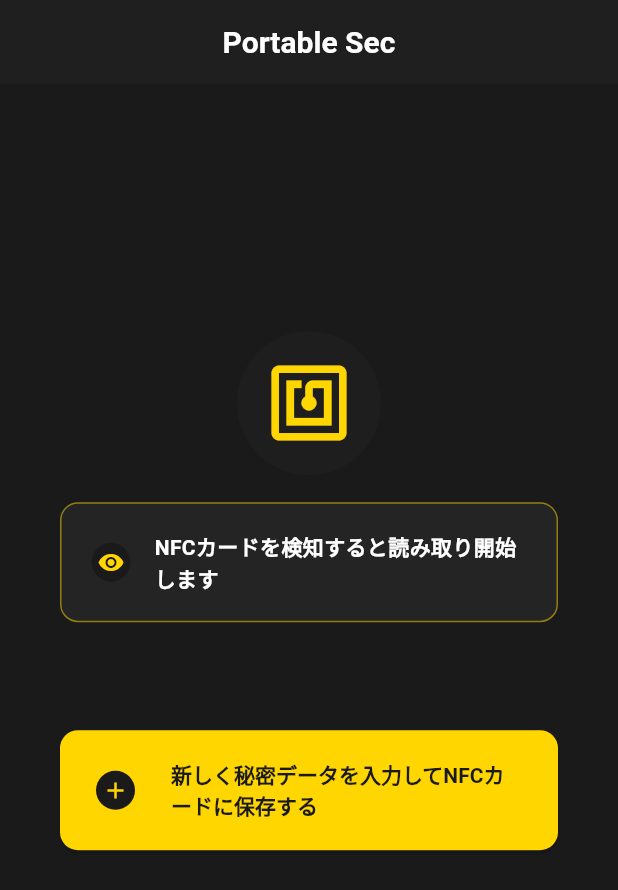
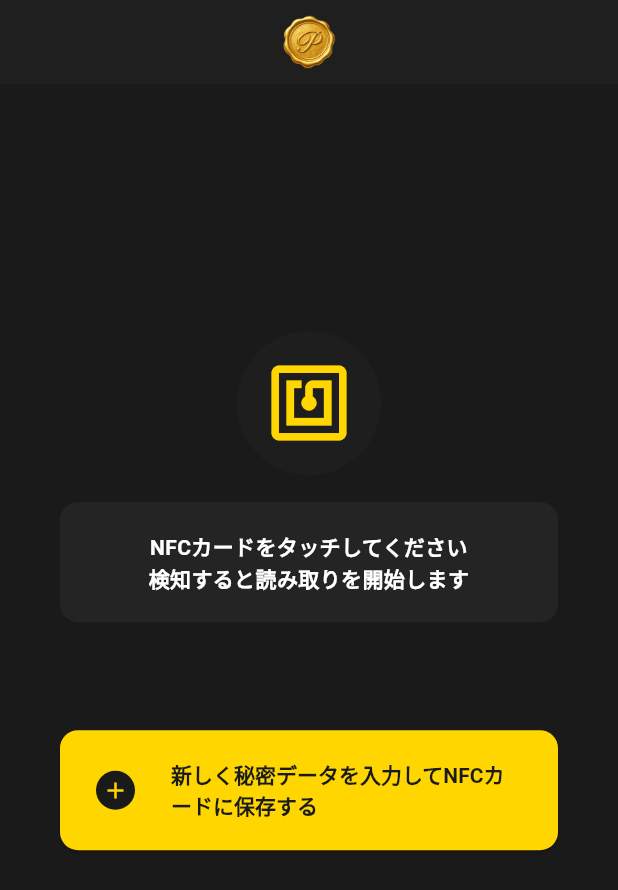
Before and after one commit to tartnejp/portable_secret, a Flutter app: the screen it shows after launch, after a tap on the "nfc" icon, on a phone screen of 412 x 824 dp. Shown: the top 890 px of the screen. Run offline on Flutter 3.47's test engine with Material 3 defaults, Android fonts, the phone set to English and light mode, and no system bars; our stand-ins replace flutter_riverpod, freezed_annotation, go_router, google_fonts, package_info_plus, plugin_platform_interface and 2 more; missing offline and left inert: encrypt, nfc_manager, nfc_manager_ndef; generated files the repository leaves out were written again.

Commit message:
0228 0.40 new version format

```diff
--- a/lib/application/providers/creation_providers.dart
+++ b/lib/application/providers/creation_providers.dart
@@ -55,7 +55,9 @@ class CreationNotifier extends _$CreationNotifier {
   ///
   /// Use [NfcService.startSession()] + [listenNfcDetection<GenericNfcDetected>] instead,
   /// as done in [CapacityCheckPage].
-  @Deprecated('Use startSession() + listenNfcDetection<GenericNfcDetected> instead')
+  @Deprecated(
+    'Use startSession() + listenNfcDetection<GenericNfcDetected> instead',
+  )
   Future<void> startCapacityScan({void Function(String)? onError}) async {
     final nfc = ref.read(nfcServiceProvider);
     state = state.copyWith(error: "タグをタッチしてください...");
@@ -68,7 +70,11 @@ class CreationNotifier extends _$CreationNotifier {
       final ndef = data!.ndef;
       int capacity = ndef?.maxSize ?? 137;
 
-      state = state.copyWith(maxCapacity: capacity, step: CreationStep.inputData, error: null);
+      state = state.copyWith(
+        maxCapacity: capacity,
+        step: CreationStep.inputData,
+        error: null,
+      );
     } catch (e) {
       state = state.copyWith(error: "NFCエラー: $e");
     }
@@ -165,7 +171,15 @@ class CreationNotifier extends _$CreationNotifier {
       state = state.copyWith(error: "1つ以上のデータを登録してください");
       return;
     }
-    state = state.copyWith(step: CreationStep.lockConfig, error: null);
+    state = state.copyWith(
+      step: CreationStep.lockConfig,
+      error: null,
+      isConfirming: false,
+      lockInput: "",
+      firstInput: "",
+      isLockSecondStage: false,
+      tempFirstLockInput: "",
+    );
   }
 
   // --- Step 4: Lock Config ---
@@ -182,7 +196,12 @@ class CreationNotifier extends _$CreationNotifier {
   }
 
   void retryLockInput() {
-    state = state.copyWith(isConfirming: false, lockInput: "", firstInput: "", error: null);
+    state = state.copyWith(
+      isConfirming: false,
+      lockInput: "",
+      firstInput: "",
+      error: null,
+    );
   }
 
   void nextFromLockConfig() {
@@ -193,7 +212,8 @@ class CreationNotifier extends _$CreationNotifier {
     }
 
     if ((state.selectedType == LockType.pin ||
-            (state.selectedType == LockType.patternAndPin && state.isLockSecondStage)) &&
+            (state.selectedType == LockType.patternAndPin &&
+                state.isLockSecondStage)) &&
         !RegExp(r'^\d+$').hasMatch(state.lockInput)) {
       state = state.copyWith(error: "PINは数字のみで入力してください");
       return;
@@ -209,8 +229,12 @@ class CreationNotifier extends _$CreationNotifier {
     } else {
       if (state.lockInput != state.firstInput) {
         if (state.selectedType == LockType.pattern ||
-            (state.selectedType == LockType.patternAndPin && !state.isLockSecondStage)) {
-          state = state.copyWith(error: "パターンが一致しません。再度入力してください", lockInput: "");
+            (state.selectedType == LockType.patternAndPin &&
+                !state.isLockSecondStage)) {
+          state = state.copyWith(
+            error: "パターンが一致しません。再度入力してください",
+            lockInput: "",
+          );
         } else {
           state = state.copyWith(
             error: "入力内容が一致しません。最初からやり直してください。",
@@ -223,7 +247,8 @@ class CreationNotifier extends _$CreationNotifier {
       }
 
       // Verification Successful
-      if (state.selectedType == LockType.patternAndPin && !state.isLockSecondStage) {
+      if (state.selectedType == LockType.patternAndPin &&
+          !state.isLockSecondStage) {
         // Pattern verified, move to PIN
         state = state.copyWith(
           isLockSecondStage: true,
@@ -281,7 +306,9 @@ class CreationNotifier extends _$CreationNotifier {
       // Check capacity
       // We use CapacityCalculator for pre-check, but here we can also just check the final payload + estimated NDEF overhead.
       // Or simply trust the exact calculation.
-      final estimatedTotal = CapacityCalculator.calculateTotalBytes(state.items);
+      final estimatedTotal = CapacityCalculator.calculateTotalBytes(
+        state.items,
+      );
       if (estimatedTotal > state.maxCapacity && state.maxCapacity > 0) {
         state = state.copyWith(
           error: "データサイズが大きすぎます ($estimatedTotal / ${state.maxCapacity} bytes)",
@@ -298,7 +325,9 @@ class CreationNotifier extends _$CreationNotifier {
       void handleWrite() async {
         try {
           final stream = await nfc.startWrite([
-            NfcWriteDataUri(Uri.parse('https://static-site-wzq.pages.dev/unlock')),
+            NfcWriteDataUri(
+              Uri.parse('https://static-site-wzq.pages.dev/unlock'),
+            ),
             NfcWriteDataMime('application/portablesec', payloadBytes),
           ], allowOverwrite: true);
 
--- a/lib/presentation/creation/steps/config_lock_page.dart
+++ b/lib/presentation/creation/steps/config_lock_page.dart
@@ -108,12 +108,27 @@ class ConfigLockPage extends ConsumerWidget {
 
               const Spacer(),
 
-              if (state.selectedType == LockType.password)
-                ElevatedButton(
-                  onPressed: state.lockInput.isNotEmpty
-                      ? notifier.nextFromLockConfig
-                      : null,
-                  child: const Text("次へ"),
+              if (state.selectedType == LockType.password ||
+                  state.selectedType == LockType.pin ||
+                  (state.selectedType == LockType.patternAndPin &&
+                      state.isLockSecondStage))
+                Row(
+                  mainAxisAlignment: MainAxisAlignment.center,
+                  children: [
+                    if (state.isConfirming) ...[
+                      TextButton(
+                        onPressed: notifier.retryLockInput,
+                        child: const Text("やり直す"),
+                      ),
+                      const SizedBox(width: 16),
+                    ],
+                    ElevatedButton(
+                      onPressed: state.lockInput.isNotEmpty
+                          ? notifier.nextFromLockConfig
+                          : null,
+                      child: const Text("次へ"),
+                    ),
+                  ],
                 ),
               const SizedBox(height: 32),
             ],
--- a/lib/presentation/creation/steps/input_data_page.dart
+++ b/lib/presentation/creation/steps/input_data_page.dart
@@ -249,7 +249,7 @@ class _InputDataPageState extends ConsumerState<InputDataPage> {
             const Align(
               alignment: Alignment.centerLeft,
               child: Text(
-                "ロック解除時の方式（パスワード/PIN/パターン）選択",
+                "ロック解除時の方式の選択有無",
                 style: TextStyle(fontWeight: FontWeight.bold),
               ),
             ),
--- a/lib/presentation/creation/steps/write_tag_page.dart
+++ b/lib/presentation/creation/steps/write_tag_page.dart
@@ -9,6 +9,7 @@ import 'package:portable_sec/presentation/widgets/appscaffold.dart';
 import '../../../application/providers/creation_providers.dart';
 import '../../../application/providers/mock_providers.dart';
 import '../../../router_provider.dart';
+import '../../app_colors.dart';
 
 class WriteTagPage extends ConsumerStatefulWidget {
   const WriteTagPage({super.key});
@@ -84,11 +85,14 @@ class _WriteTagPageState extends ConsumerState<WriteTagPage> {
             mainAxisAlignment: MainAxisAlignment.center,
             crossAxisAlignment: CrossAxisAlignment.center,
             children: [
-              const Icon(Icons.nfc, size: 100, color: Colors.orange),
+              const Icon(Icons.nfc, size: 60, color: AppColors.accent),
               const SizedBox(height: 24),
               NfcSessionTriggerWidget(
                 instructionText: "NFCカードをタッチしてください\n(書き込み待機中...)",
                 buttonText: "書き込み開始",
+                showIcon: false,
+                centerText: true,
+                fontSize: 18,
                 onStartSession: (onError) {
                   final isMock = ref.read(mockNfcWriteModeProvider);
                   if (isMock) {
--- a/lib/presentation/home/home_screen.dart
+++ b/lib/presentation/home/home_screen.dart
@@ -16,6 +16,7 @@ import '../../domain/value_objects/lock_method.dart';
 import '../../infrastructure/repositories/draft_repository_impl.dart';
 import '../../router_provider.dart';
 import '../app_colors.dart';
+import 'widgets/animated_app_bar_title.dart';
 
 class HomeScreen extends ConsumerStatefulWidget {
   const HomeScreen({super.key});
@@ -79,12 +80,12 @@ class _HomeScreenState extends ConsumerState<HomeScreen> with RouteAware {
 
     if (mounted) {
       setState(() {
-        _statusMessage = 'NFCタグをタッチしてください';
+        _statusMessage = 'NFCカードをタッチしてください\n検知すると読み取りを開始します';
       });
     }
   }
 
-  String _statusMessage = 'NFCタグをタッチしてください';
+  String _statusMessage = 'NFCカードをタッチしてください\n検知すると読み取りを開始します';
   final List<String> _debugLog = [];
 
   Future<void> _startMockNfcFlow() async {
@@ -248,7 +249,7 @@ class _HomeScreenState extends ConsumerState<HomeScreen> with RouteAware {
 
     // Optional: Listen for URL Detection
     return AppScaffold(
-      appBar: AppBar(title: const Text('Portable Sec')),
+      appBar: AppBar(title: const AnimatedAppBarTitle(), centerTitle: true),
       body: Column(
         mainAxisAlignment: MainAxisAlignment.center,
         children: [
@@ -256,7 +257,7 @@ class _HomeScreenState extends ConsumerState<HomeScreen> with RouteAware {
           // NFCアイコン（アクセントカラー）
           GestureDetector(
             onTap: () {
-              if (defaultTargetPlatform == TargetPlatform.iOS) {
+              if (defaultTargetPlatform != TargetPlatform.iOS) {
                 return;
               }
               if (_isDebugHighlighted && _isCreationDebugHighlighted) {
@@ -319,7 +320,7 @@ class _HomeScreenState extends ConsumerState<HomeScreen> with RouteAware {
             onStartSession: (onError) {
               if (mounted) {
                 setState(() {
-                  _statusMessage = 'NFCカードを検知すると読み取り開始します';
+                  _statusMessage = 'NFCカードをタッチしてください\n検知すると読み取りを開始します';
                 });
               }
               _addLog('startSession() called');
@@ -406,11 +407,12 @@ class _HomeScreenState extends ConsumerState<HomeScreen> with RouteAware {
                   }
                 },
                 style: ElevatedButton.styleFrom(
-                  backgroundColor: AppColors.accent,
-                  foregroundColor: AppColors.background,
-                  side: _isCreationDebugHighlighted
-                      ? const BorderSide(color: Colors.white, width: 4)
-                      : BorderSide.none,
+                  backgroundColor: _isCreationDebugHighlighted
+                      ? AppColors.accent.withValues(alpha: 0.5)
+                      : AppColors.accent,
+                  foregroundColor: _isCreationDebugHighlighted
+                      ? AppColors.background.withValues(alpha: 0.5)
+                      : AppColors.background,
                 ),
                 onPressed: () async {
                   final draftRepo = ref.read(wizardDraftRepositoryProvider);
@@ -426,13 +428,17 @@ class _HomeScreenState extends ConsumerState<HomeScreen> with RouteAware {
                 },
                 icon: Container(
                   padding: const EdgeInsets.all(4),
-                  decoration: const BoxDecoration(
-                    color: AppColors.background,
+                  decoration: BoxDecoration(
+                    color: _isCreationDebugHighlighted
+                        ? AppColors.background.withValues(alpha: 0.5)
+                        : AppColors.background,
                     shape: BoxShape.circle,
                   ),
-                  child: const Icon(
+                  child: Icon(
                     Icons.add,
-                    color: AppColors.accent,
+                    color: _isCreationDebugHighlighted
+                        ? AppColors.accent.withValues(alpha: 0.5)
+                        : AppColors.accent,
                     size: 18,
                   ),
                 ),
--- /dev/null
+++ b/lib/presentation/home/widgets/animated_app_bar_title.dart
@@ -0,0 +1,143 @@
+import 'package:flutter/material.dart';
+import 'package:google_fonts/google_fonts.dart';
+
+class AnimatedAppBarTitle extends StatefulWidget {
+  const AnimatedAppBarTitle({super.key});
+
+  @override
+  State<AnimatedAppBarTitle> createState() => _AnimatedAppBarTitleState();
+}
+
+class _AnimatedAppBarTitleState extends State<AnimatedAppBarTitle>
+    with SingleTickerProviderStateMixin {
+  late final AnimationController _controller;
+  late final Animation<double> _phase1;
+  late final Animation<double> _phase2;
+
+  final String _titleText = 'PORTABLE SECRET';
+
+  @override
+  void initState() {
+    super.initState();
+    _controller = AnimationController(
+      vsync: this,
+      duration: const Duration(seconds: 7), // 5s delay + 2s animation
+    );
+
+    // Phase 1: 5s to 6s (Text slides to the right and gets clipped)
+    _phase1 = CurveTween(
+      curve: const Interval(5.0 / 7.0, 6.0 / 7.0, curve: Curves.easeIn),
+    ).animate(_controller);
+
+    // Phase 2: 6s to 7s (Container shrinks & Image morphs)
+    _phase2 = CurveTween(
+      curve: const Interval(6.0 / 7.0, 1.0, curve: Curves.easeInOut),
+    ).animate(_controller);
+
+    // アニメーション開始
+    if (mounted) {
+      _controller.forward();
+    }
+  }
+
+  @override
+  void dispose() {
+    _controller.dispose();
+    super.dispose();
+  }
+
+  @override
+  Widget build(BuildContext context) {
+    final textStyle = GoogleFonts.genos(
+      color: Colors.yellow,
+      fontSize: 20,
+      fontWeight: FontWeight.normal,
+      letterSpacing: 2.0,
+    );
+
+    // テキストの描画サイズを計算
+    final textPainter = TextPainter(
+      text: TextSpan(text: _titleText, style: textStyle),
+      textDirection: TextDirection.ltr,
+    )..layout();
+
+    final textWidth = textPainter.width;
+    const spacing = 12.0; // テキストと画像の間のスペース
+    final totalTextContainerWidth = textWidth + spacing;
+
+    return AnimatedBuilder(
+      animation: _controller,
+      builder: (context, child) {
+        return FittedBox(
+          fit: BoxFit.scaleDown,
+          child: Row(
+            mainAxisSize: MainAxisSize.min,
+            crossAxisAlignment: CrossAxisAlignment.center,
+            children: [
+              // Text Area
+              ClipRect(
+                child: Align(
+                  alignment: Alignment.centerLeft,
+                  // Phase 2でコンテナの表示幅を縮小
+                  widthFactor: 1.0 - _phase2.value,
+                  child: SizedBox(
+                    width: totalTextContainerWidth,
+                    height: 36,
+                    child: Transform.translate(
+                      // Phase 1でテキストを右方向へ移動
+                      offset: Offset(
+                        totalTextContainerWidth * _phase1.value,
+                        0,
+                      ),
+                      child: Container(
+                        alignment: Alignment.centerLeft,
+                        padding: const EdgeInsets.only(right: spacing),
+                        child: Text(
+                          _titleText,
+                          style: textStyle,
+                          maxLines: 1,
+                          overflow: TextOverflow.visible,
+                        ),
+                      ),
+                    ),
+                  ),
+                ),
+              ),
+
+              // Image Area
+              SizedBox(
+                width: 36, // AppBarの高さに合わせて調整
+                height: 36,
+                child: Stack(
+                  alignment: Alignment.center,
+                  children: [
+                    // 最初はstamp.pngが表示されている
+                    Opacity(
+                      opacity: 1.0 - _phase2.value,
+                      child: Image.asset(
+                        'assets/stamp.png',
+                        width: 36,
+                        height: 36,
+                        fit: BoxFit.contain,
+                      ),
+                    ),
+                    // Phase 2でstamp_p.pngがフェードイン
+                    Opacity(
+                      opacity: _phase2.value,
+                      child: Image.asset(
+                        'assets/stamp_p.png',
+                        width: 36,
+                        height: 36,
+                        fit: BoxFit.contain,
+                      ),
+                    ),
+                  ],
+                ),
+              ),
+            ],
+          ),
+        );
+      },
+    );
+  }
+}
--- a/lib/presentation/scan/select_unlock_method_screen.dart
+++ b/lib/presentation/scan/select_unlock_method_screen.dart
@@ -11,7 +11,11 @@ class SelectUnlockMethodScreen extends ConsumerWidget {
   final String encryptedText;
   final int capacity;
 
-  const SelectUnlockMethodScreen({super.key, required this.encryptedText, required this.capacity});
+  const SelectUnlockMethodScreen({
+    super.key,
+    required this.encryptedText,
+    required this.capacity,
+  });
 
   @override
   Widget build(BuildContext context, WidgetRef ref) {
@@ -22,15 +26,18 @@ class SelectUnlockMethodScreen extends ConsumerWidget {
       body: Column(
         children: [
           Padding(
-            padding: const EdgeInsets.symmetric(horizontal: 32.0, vertical: 40.0),
+            padding: const EdgeInsets.symmetric(
+              horizontal: 32.0,
+              vertical: 40.0,
+            ),
             child: Text(
-              'このデータを開くには正しい解除方法を指定する必要があります。\n解除方法を選択してください。',
+              'このデータを開くには正しい解除方法を指定する必要があります。\n\n解除方法を選択してください。',
               style: Theme.of(context).textTheme.bodySmall?.copyWith(
                 fontSize: 15,
                 height: 1.6,
                 fontWeight: FontWeight.w500,
               ),
-              textAlign: TextAlign.center,
+              textAlign: TextAlign.left,
             ),
           ),
           Expanded(
@@ -43,19 +50,32 @@ class SelectUnlockMethodScreen extends ConsumerWidget {
                 _UnlockMethodTile(
                   icon: Icons.password_rounded,
                   label: 'パスワード',
-                  onTap: () =>
-                      _navigateTo(context, AppRoute.unlockPassword, LockType.password, extraBase),
+                  onTap: () => _navigateTo(
+                    context,
+                    AppRoute.unlockPassword,
+                    LockType.password,
+                    extraBase,
+                  ),
                 ),
                 _UnlockMethodTile(
                   icon: Icons.pattern_rounded,
                   label: 'パターン',
-                  onTap: () =>
-                      _navigateTo(context, AppRoute.unlockPattern, LockType.pattern, extraBase),
+                  onTap: () => _navigateTo(
+                    context,
+                    AppRoute.unlockPattern,
+                    LockType.pattern,
+                    extraBase,
+                  ),
                 ),
                 _UnlockMethodTile(
                   icon: Icons.pin_rounded,
                   label: 'PIN',
-                  onTap: () => _navigateTo(context, AppRoute.unlockPin, LockType.pin, extraBase),
+                  onTap: () => _navigateTo(
+                    context,
+                    AppRoute.unlockPin,
+                    LockType.pin,
+                    extraBase,
+                  ),
                 ),
                 _UnlockMethodTile(
                   icon: Icons.verified_user_rounded,
@@ -98,7 +118,11 @@ class _UnlockMethodTile extends StatelessWidget {
   final String label;
   final VoidCallback onTap;
 
-  const _UnlockMethodTile({required this.icon, required this.label, required this.onTap});
+  const _UnlockMethodTile({
+    required this.icon,
+    required this.label,
+    required this.onTap,
+  });
 
   @override
   Widget build(BuildContext context) {
@@ -114,7 +138,9 @@ class _UnlockMethodTile extends StatelessWidget {
             color: Theme.of(context).colorScheme.surface,
             borderRadius: BorderRadius.circular(24),
             border: Border.all(
-              color: Theme.of(context).colorScheme.primary.withValues(alpha: 0.30),
+              color: Theme.of(
+                context,
+              ).colorScheme.primary.withValues(alpha: 0.30),
               width: 1.5,
             ),
           ),
@@ -127,10 +153,19 @@ class _UnlockMethodTile extends StatelessWidget {
                   color: Theme.of(context).colorScheme.primary,
                   shape: BoxShape.circle,
                 ),
-                child: Icon(icon, size: 32, color: Theme.of(context).colorScheme.onPrimary),
+                child: Icon(
+                  icon,
+                  size: 32,
+                  color: Theme.of(context).colorScheme.onPrimary,
+                ),
               ),
               const SizedBox(height: 16),
-              Text(label, style: Theme.of(context).textTheme.titleLarge?.copyWith(fontSize: 15)),
+              Text(
+                label,
+                style: Theme.of(
+                  context,
+                ).textTheme.titleLarge?.copyWith(fontSize: 15),
+              ),
             ],
           ),
         ),
--- a/packages/nfc_toolkit/lib/src/ui/nfc_info_button.dart
+++ b/packages/nfc_toolkit/lib/src/ui/nfc_info_button.dart
@@ -13,7 +13,7 @@ import 'package:url_launcher/url_launcher.dart';
 class NfcInfoButton extends StatelessWidget {
   final String message =
       'iPhoneやiPadが反応しないNFCタグがあります。このような場合はデータに関わらず本アプリでも扱えません。'
-      'その際は、NFC Toolsというアプリでタグの初期化を実施の上、書き込みを行ってください。';
+      'その際は、NFC Toolsというアプリでタグの初期化を実施した後、本アプリでデータ登録・保存を行ってください。';
   final String url = 'https://apps.apple.com/jp/app/nfc-tools/id1252962749';
   final String title;
 
@@ -59,7 +59,10 @@ class NfcInfoButton extends StatelessWidget {
             ],
           ),
           actions: [
-            TextButton(onPressed: () => Navigator.of(context).pop(), child: const Text('閉じる')),
+            TextButton(
+              onPressed: () => Navigator.of(context).pop(),
+              child: const Text('閉じる'),
+            ),
           ],
         );
       },
--- a/packages/nfc_toolkit/lib/src/ui/nfc_session_trigger_widget.dart
+++ b/packages/nfc_toolkit/lib/src/ui/nfc_session_trigger_widget.dart
@@ -21,6 +21,9 @@ class NfcSessionTriggerWidget extends ConsumerStatefulWidget {
   /// It receives a callback to handle errors and timeouts, which it should pass to the underlying nfc_service.
   final void Function(void Function(String) onError)? onStartSession;
   final bool isHighlighted;
+  final bool showIcon;
+  final bool centerText;
+  final double? fontSize;
   final VoidCallback? onLongPress;
 
   const NfcSessionTriggerWidget({
@@ -28,8 +31,11 @@ class NfcSessionTriggerWidget extends ConsumerStatefulWidget {
     required this.instructionText,
     required this.buttonText,
     required this.onStartSession,
+    this.onLongPress,
     this.isHighlighted = false,
-    this.onLongPress,
+    this.showIcon = true,
+    this.centerText = false,
+    this.fontSize,
   });
 
   @override
@@ -103,6 +109,7 @@ class _NfcSessionTriggerWidgetState
 
     final Color accentColor = Theme.of(context).colorScheme.primary;
     final Color onAccentColor = Theme.of(context).colorScheme.onPrimary;
+
     final Color surfaceColor = Theme.of(context).colorScheme.surface;
 
     // Common Icon decoration used in buttons/containers
@@ -140,16 +147,23 @@ class _NfcSessionTriggerWidgetState
                 ),
                 onPressed: _triggerIosSession,
                 onLongPress: widget.onLongPress,
-                icon: buildIcon(),
+                icon: widget.showIcon ? buildIcon() : const SizedBox.shrink(),
                 label: Padding(
-                  padding: const EdgeInsets.only(left: 16),
+                  padding: widget.showIcon
+                      ? const EdgeInsets.only(left: 16)
+                      : EdgeInsets.zero,
+                  child: Container(
+                    width: widget.centerText ? double.infinity : null,
+                    alignment: widget.centerText ? Alignment.center : null,
                     child: Text(
                       widget.buttonText,
                       style: TextStyle(
                         fontWeight: FontWeight.bold,
+                        fontSize: widget.fontSize,
                         color: widget.isHighlighted
                             ? onAccentColor.withValues(alpha: 0.5)
                             : onAccentColor,
+                      ),
                     ),
                   ),
                 ),
@@ -164,31 +178,20 @@ class _NfcSessionTriggerWidgetState
       );
     }
 
-    // Android / other platforms: Display instruction text within a button-like box for visual consistency
+    // Android / other platforms: Display instruction text without icon or border
     return Padding(
       padding: const EdgeInsets.symmetric(horizontal: 40),
       child: Container(
         height: 80,
-        padding: const EdgeInsets.symmetric(horizontal: 20),
+        alignment: Alignment.center,
         decoration: BoxDecoration(
           color: surfaceColor,
           borderRadius: BorderRadius.circular(12),
-          border: Border.all(color: accentColor.withValues(alpha: 0.5)),
         ),
-        child: Row(
-          children: [
-            buildIcon(),
-            const SizedBox(width: 16),
-            Expanded(
         child: Text(
           widget.instructionText,
-                style: const TextStyle(
-                  fontSize: 14,
-                  fontWeight: FontWeight.bold,
-                ),
-              ),
-            ),
-          ],
+          textAlign: TextAlign.center,
+          style: const TextStyle(fontSize: 14, fontWeight: FontWeight.bold),
         ),
       ),
     );
--- a/pubspec.yaml
+++ b/pubspec.yaml
@@ -1,7 +1,7 @@
 name: portable_sec
 description: "A new Flutter project."
 publish_to: 'none'
-version: 0.1.40
+version: 0.41.0
 
 environment:
   sdk: ^3.10.8
```
Also changed, not shown: codemagic.yaml (+19 -0 lines), assets/stamp.png (added), assets/stamp_p.png (added). Lines whose indentation alone changed are shown as unchanged.
